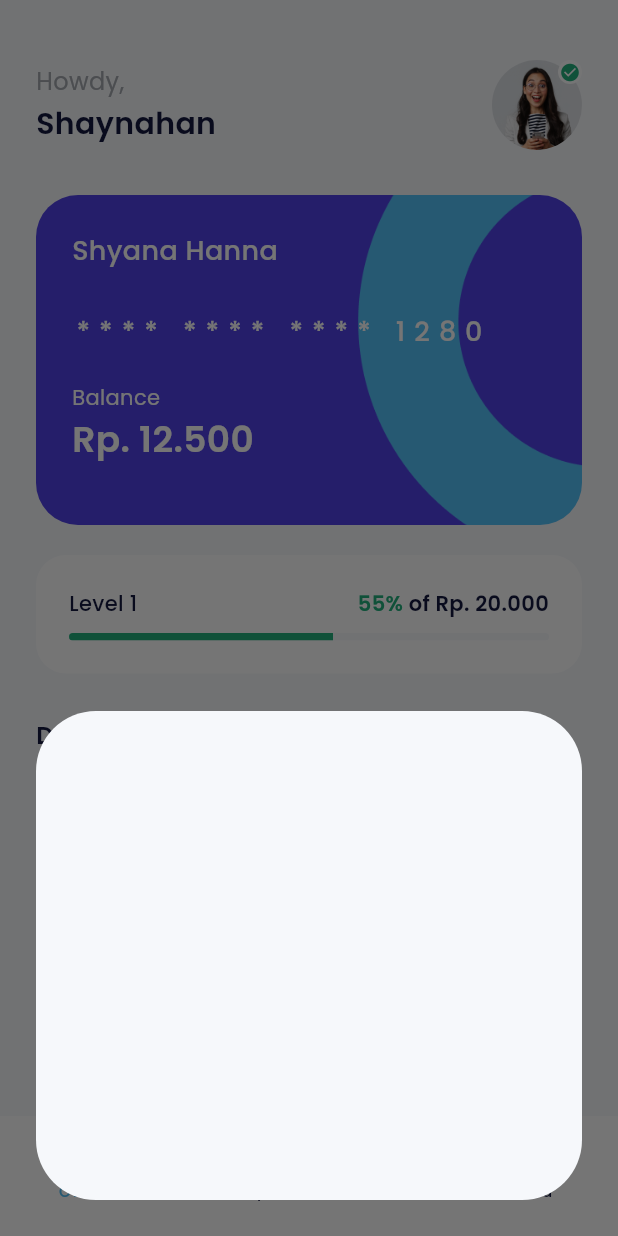
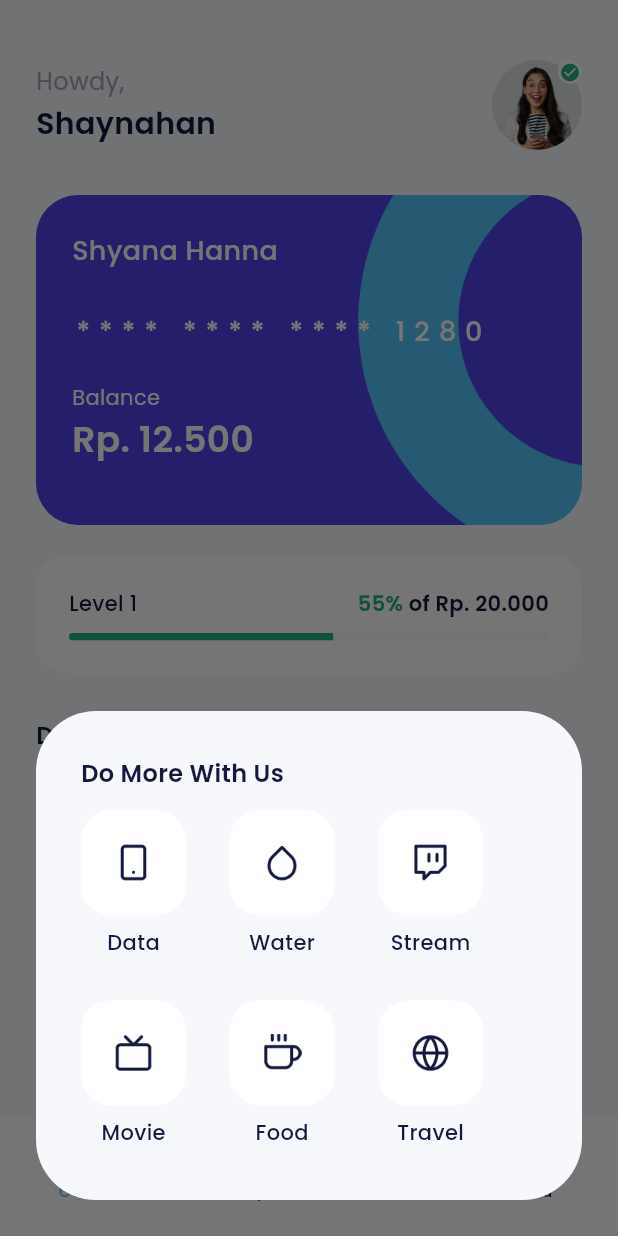
Before and after one commit to KevinZakky/E-wallet-Bank-Sha, a Flutter app: the HomePage screen opened by its route, after a tap on "More", on a phone screen of 412 x 824 dp. Run offline on Flutter 3.47's test engine with Material 3 defaults, Android fonts, the phone set to English and light mode, and no system bars; our stand-ins replace carousel_slider, google_fonts.

Commit message:
feat: slicing item within container at more dialog

```diff
--- a/lib/ui/pages/home_page.dart
+++ b/lib/ui/pages/home_page.dart
@@ -446,9 +446,62 @@ class MoreDialog extends StatelessWidget {
       content: Container(
         width: MediaQuery.of(context).size.width,
         height: 326,
+        padding: const EdgeInsets.all(30),
         decoration: BoxDecoration(
-            borderRadius: BorderRadius.circular(40),
-            color: lightBackgroundColor),
+          borderRadius: BorderRadius.circular(40),
+          color: lightBackgroundColor,
+        ),
+        child: Column(
+          crossAxisAlignment: CrossAxisAlignment.start,
+          children: [
+            Text(
+              'Do More With Us',
+              style: blackTextStyle.copyWith(
+                fontSize: 16,
+                fontWeight: semiBold,
+              ),
+            ),
+            const SizedBox(
+              height: 13,
+            ),
+            Wrap(
+              spacing: 29,
+              runSpacing: 29,
+              children: [
+                HomeServices(
+                  iconUrl: 'assets/ic_product_data.png',
+                  title: 'Data',
+                  onTap: () {},
+                ),
+                HomeServices(
+                  iconUrl: 'assets/ic_product_water.png',
+                  title: 'Water',
+                  onTap: () {},
+                ),
+                HomeServices(
+                  iconUrl: 'assets/ic_product_stream.png',
+                  title: 'Stream',
+                  onTap: () {},
+                ),
+                HomeServices(
+                  iconUrl: 'assets/ic_product_movie.png',
+                  title: 'Movie',
+                  onTap: () {},
+                ),
+                HomeServices(
+                  iconUrl: 'assets/ic_product_food.png',
+                  title: 'Food',
+                  onTap: () {},
+                ),
+                HomeServices(
+                  iconUrl: 'assets/ic_product_travel.png',
+                  title: 'Travel',
+                  onTap: () {},
+                ),
+              ],
+            )
+          ],
+        ),
       ),
     );
   }
```
